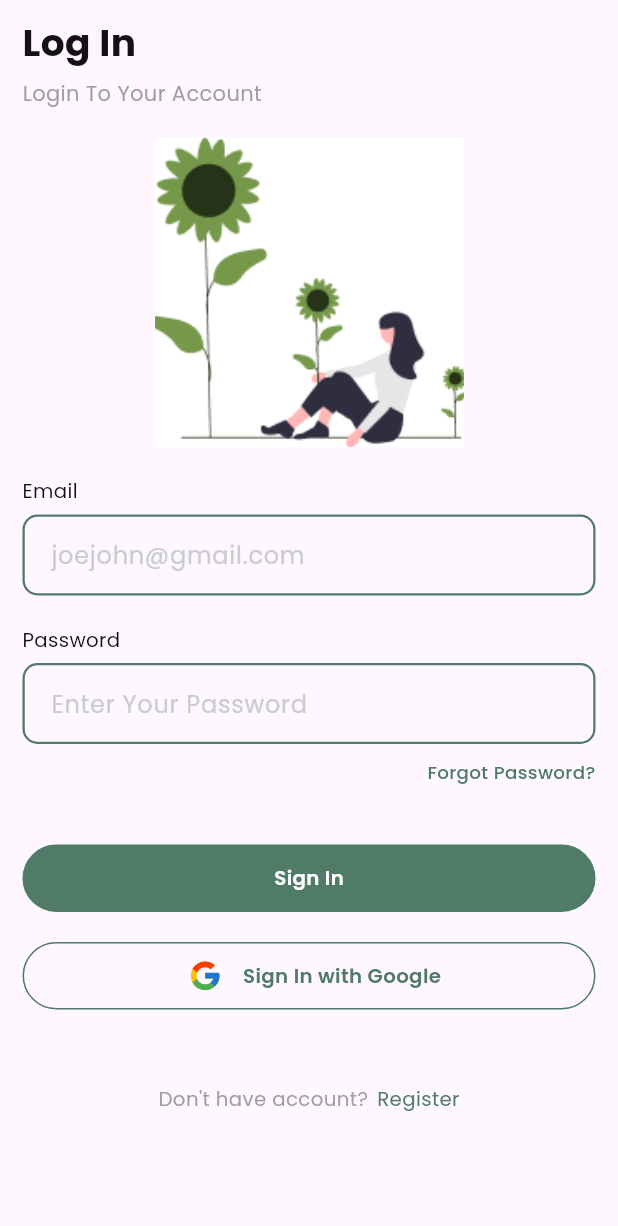
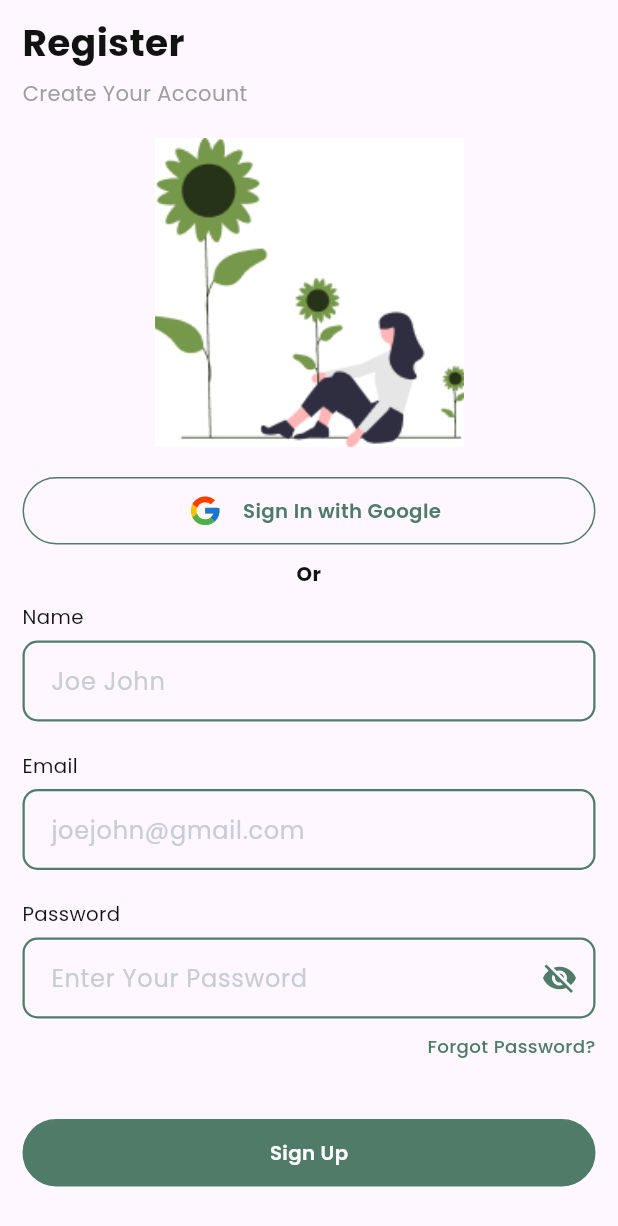
Before and after one commit to Scientist265/indigenous_plant_app, a Flutter app: the screen it shows after launch, on a phone screen of 412 x 824 dp. Shown: the top 1226 px of the screen. Run offline on Flutter 3.47's test engine with Material 3 defaults, Android fonts, the phone set to English and light mode, and no system bars; our stand-ins replace flutter_holo_date_picker, flutter_screenutil, flutter_svg, fluttertoast, google_fonts, image_picker and 1 more.

Commit message:
Create account

```diff
--- a/lib/config/routes.dart
+++ b/lib/config/routes.dart
@@ -6,7 +6,7 @@ import '../features/screens/splash_screen.dart';
 
 Map<String, Widget Function(BuildContext)> routes = {
   splashRoute: (p0) => const SplashScreen(),
-  signUpRoute: (p0) => const CreateAccountScreen(),
+  signUpRoute: (p0) => const CreateAccount(),
   loginRoute: (p0) => const LoginScreen(),
 };
 
--- a/lib/core/widgets/text_field.dart
+++ b/lib/core/widgets/text_field.dart
@@ -2,15 +2,16 @@ import 'package:flutter/material.dart';
 import 'package:google_fonts/google_fonts.dart';
 import 'package:indigenous_plant/core/constants/app_colors.dart';
 
-class RoundTextField extends StatelessWidget {
+class RoundTextField extends StatefulWidget {
   const RoundTextField(
       {super.key,
       required this.controller,
       required this.hintText,
-      this.isPassword = false,
       this.keyBoardType = TextInputType.text,
       required this.textInputAction,
-      this.validator});
+      this.validator,
+      this.isPassword = false,
+      this.suffixicon});
 
   final TextEditingController controller;
   final String hintText;
@@ -18,15 +19,22 @@ class RoundTextField extends StatelessWidget {
   final TextInputType keyBoardType;
   final TextInputAction textInputAction;
   final String? Function(String?)? validator;
+  final Widget? suffixicon;
 
+  @override
+  State<RoundTextField> createState() => _RoundTextFieldState();
+}
+
+class _RoundTextFieldState extends State<RoundTextField> {
   @override
   Widget build(BuildContext context) {
     return TextFormField(
-      controller: controller,
+      controller: widget.controller,
       decoration: InputDecoration(
+        suffixIcon: widget.suffixicon ?? const SizedBox(),
         contentPadding:
             const EdgeInsets.symmetric(horizontal: 15, vertical: 15),
-        hintText: hintText,
+        hintText: widget.hintText,
         hintStyle: GoogleFonts.poppins(
           fontSize: 16,
           fontWeight: FontWeight.normal,
@@ -66,10 +74,10 @@ class RoundTextField extends StatelessWidget {
           ),
         ),
       ),
-      obscureText: isPassword,
-      keyboardType: keyBoardType,
-      textInputAction: textInputAction,
-      validator: validator,
+      obscureText: widget.isPassword,
+      keyboardType: widget.keyBoardType,
+      textInputAction: widget.textInputAction,
+      validator: widget.validator,
     );
   }
 }
--- a/lib/features/auth/presentation/screens/create_account.dart
+++ b/lib/features/auth/presentation/screens/create_account.dart
@@ -1,163 +1,164 @@
 import 'package:flutter/material.dart';
-import 'package:hooks_riverpod/hooks_riverpod.dart';
+import 'package:indigenous_plant/common/text_widget.dart';
+import 'package:indigenous_plant/config/text_styles.dart';
+import 'package:indigenous_plant/core/constants/app_colors.dart';
+import 'package:indigenous_plant/core/constants/constants.dart';
+import 'package:indigenous_plant/core/constants/extension.dart';
+import 'package:indigenous_plant/core/widgets/round_button.dart';
+import 'package:indigenous_plant/core/widgets/text_field.dart';
 
-import '../../../../core/constants/app_colors.dart';
-import '../../../../core/constants/constants.dart';
-import '../../../../core/constants/sizing.dart';
-import '../../../../core/screens/loader.dart';
-import '../../../../core/widgets/round_button.dart';
-import '../../../../core/widgets/text_field.dart';
-import '../../utils/utils.dart';
-import '../widgets/birthday_picker.dart';
-import '../widgets/gender_picker.dart';
-
-final _formKey = GlobalKey<FormState>();
-
-class CreateAccountScreen extends ConsumerStatefulWidget {
-  const CreateAccountScreen({super.key});
-
-  static const routeName = "/create-account";
+class CreateAccount extends StatefulWidget {
+  const CreateAccount({super.key});
 
   @override
-  ConsumerState<CreateAccountScreen> createState() =>
-      _CreateAccountScreenState();
+  State<CreateAccount> createState() => _CreateAccountState();
 }
 
-class _CreateAccountScreenState extends ConsumerState<CreateAccountScreen> {
-  // File? image;
-  String gender = "male";
-  DateTime? birthday;
-  bool isLoading = false;
-  // controllers
-  final _fNameController = TextEditingController();
-  final _lNameController = TextEditingController();
-  final _emailController = TextEditingController();
-  final _passwordController = TextEditingController();
+class _CreateAccountState extends State<CreateAccount> {
+  final nameController = TextEditingController();
+  final emailController = TextEditingController();
+  final passwordController = TextEditingController();
+  bool isPassword = false;
 
   @override
   void dispose() {
-    _fNameController.dispose();
-    _lNameController.dispose();
-    _emailController.dispose();
-    _passwordController.dispose();
+    nameController.dispose();
+    emailController.dispose();
+    passwordController.dispose();
     super.dispose();
   }
 
-  // Future<void> createAccount() async {
-  //   if (_formKey.currentState!.validate()) {
-  //     _formKey.currentState!.save();
-  //     setState(() {
-  //       isLoading = true;
-  //     });
-  //     await ref
-  //         .read(authProvider)
-  //         .createAccount(
-  //           fullName: "${_fNameController.text} ${_lNameController.text}",
-  //           birthday: birthday ?? DateTime.now(),
-  //           gender: gender,
-  //           email: _emailController.text,
-  //           password: _passwordController.text,
-  //           // image: image,
-  //         )
-  //         .then((credential) {
-  //       if (!credential!.user!.emailVerified) {
-  //         showToastMessage(text: "Account created succesfully");
-  //         Navigator.pop(context);
-  //       }
-  //     }).catchError((_) {
-  //       setState(() => isLoading = false);
-  //     });
-  //   }
-  // }
-
   @override
   Widget build(BuildContext context) {
-    return Scaffold(
-      backgroundColor: AppColors.realWhiteColor,
-      appBar: AppBar(),
+    return Container(
+      color: AppColors.realWhiteColor,
+      child: SafeArea(
+        child: Scaffold(
           body: SingleChildScrollView(
             child: Padding(
               padding: Constants.defaultPadding,
-          child: Form(
-            key: _formKey,
               child: Column(
+                mainAxisSize: MainAxisSize.min,
+                crossAxisAlignment: CrossAxisAlignment.start,
+                children: [
+                  const ReusableText(
+                    text: "Register",
+                    fontSizing: 25,
+                    weight: FontWeight.bold,
+                  ),
+                  6.ht,
+                  Text(
+                    "Create Your Account",
+                    style: ApptextStyles.kPrimaryStyle
+                        .copyWith(fontSize: 14, color: AppColors.darkGreyColor),
+                  ),
+                  20.ht,
+                  Center(
+                    child: Container(
+                      margin: const EdgeInsets.only(bottom: 20),
+                      height: MediaQuery.of(context).size.width * .5,
+                      width: MediaQuery.of(context).size.width * .5,
+                      decoration: const BoxDecoration(
+                        image: DecorationImage(
+                          fit: BoxFit.cover,
+                          image: AssetImage("assets/images/authImage.png"),
+                        ),
+                      ),
+                    ),
+                  ),
+                  GoogleSignButton(
+                      onPressed: () {}, label: "Sign In with Google"),
+                  10.ht,
+                  const Center(
+                    child: ReusableText(
+                      text: "Or",
+                      textColor: AppColors.blackColor,
+                      weight: FontWeight.bold,
+                    ),
+                  ),
+                  10.ht,
+                  const ReusableText(
+                    text: "Name",
+                  ),
+                  6.ht,
+                  RoundTextField(
+                    controller: nameController,
+                    hintText: "Joe John",
+                    textInputAction: TextInputAction.next,
+                  ),
+                  20.ht,
+                  const ReusableText(
+                    text: "Email",
+                  ),
+                  6.ht,
+                  RoundTextField(
+                    controller: emailController,
+                    hintText: "joejohn@gmail.com",
+                    textInputAction: TextInputAction.next,
+                  ),
+                  20.ht,
+                  const ReusableText(
+                    text: "Password",
+                  ),
+                  6.ht,
+                  RoundTextField(
+                    isPassword: isPassword,
+                    suffixicon: IconButton(
+                      onPressed: () {
+                        setState(() {
+                          isPassword = !isPassword;
+                        });
+                      },
+                      icon: Icon(
+                        isPassword ? Icons.visibility : Icons.visibility_off,
+                        color: isPassword
+                            ? AppColors.darkGreyColor
+                            : AppColors.tealColor,
+                      ),
+                    ),
+                    controller: passwordController,
+                    hintText: "Enter Your Password",
+                    textInputAction: TextInputAction.next,
+                  ),
+                  10.ht,
+                  Row(
+                    mainAxisAlignment: MainAxisAlignment.end,
                     children: [
                       GestureDetector(
-                  onTap: () async {
-                    // image = await pickImage();
-                    setState(() {});
-                  },
-                  // child: PickImageWidget(
-                  //   image: image,
-                  // ),
+                        onTap: () {},
+                        child: Text(
+                          "Forgot Password?",
+                          style: ApptextStyles.kPrimaryStyle.copyWith(
+                            fontWeight: FontWeight.w500,
+                            color: AppColors.tealColor,
                           ),
-                gaph20,
-                Row(
-                  children: [
-                    Expanded(
-                      child: RoundTextField(
-                        controller: _fNameController,
-                        hintText: "First Name",
-                        textInputAction: TextInputAction.next,
-                        validator: validateName,
-                      ),
-                    ),
-                    gapW8,
-                    Expanded(
-                      child: RoundTextField(
-                        controller: _lNameController,
-                        hintText: "Last Name",
-                        textInputAction: TextInputAction.next,
-                        validator: validateName,
                         ),
                       ),
                     ],
                   ),
-                gaph20,
-                BirthdayPickerWidget(
-                  dateTime: birthday ?? DateTime.now(),
-                  onPressed: () async {
-                    birthday = await pickSimpleDate(
-                      context: context,
-                      date: birthday,
-                    );
-                    setState(() {});
-                  },
+                  40.ht,
+                  RoundButton(
+                    onPressed: () {},
+                    label: "Sign Up",
                   ),
-                gaph20,
-                GenderPicker(
-                    gender: gender,
-                    onChanged: (value) {
-                      gender = value ?? "male";
-                      setState(() {});
-                    }),
-                gaph20,
-                RoundTextField(
-                  controller: _emailController,
-                  hintText: "Email",
-                  textInputAction: TextInputAction.next,
-                  validator: validateEmail,
-                  keyBoardType: TextInputType.emailAddress,
+                  50.ht,
+                  Row(
+                    mainAxisAlignment: MainAxisAlignment.center,
+                    mainAxisSize: MainAxisSize.max,
+                    children: [
+                      const ReusableText(
+                        text: "Already have an account?",
+                        textColor: AppColors.darkGreyColor,
                       ),
-                gaph20,
-                RoundTextField(
-                  controller: _passwordController,
-                  hintText: "Password",
-                  textInputAction: TextInputAction.done,
-                  validator: validatePassword,
-                  isPassword: true,
-                  keyBoardType: TextInputType.visiblePassword,
-                ),
-                gaph20,
-                isLoading
-                    ? const Center(
-                        child: Loader(),
-                      )
-                    : RoundButton(
-                        label: "Create Account",
-                       onPressed: (){},
+                      6.wt,
+                      const ReusableText(
+                        text: "Log In",
+                        textColor: AppColors.tealColor,
                       )
                     ],
+                  )
+                ],
+              ),
             ),
           ),
         ),
--- a/lib/main.dart
+++ b/lib/main.dart
@@ -20,7 +20,7 @@ class PlantApp extends StatelessWidget {
           return MaterialApp(
             debugShowCheckedModeBanner: false,
             theme: AppTheme.appTheme(),
-            initialRoute: loginRoute,
+            initialRoute: signUpRoute,
             routes: routes,
           );
         });
```
Also changed, not shown: lib/features/auth/presentation/screens/login.dart (+9 -1 lines). Lines whose indentation alone changed are shown as unchanged.
